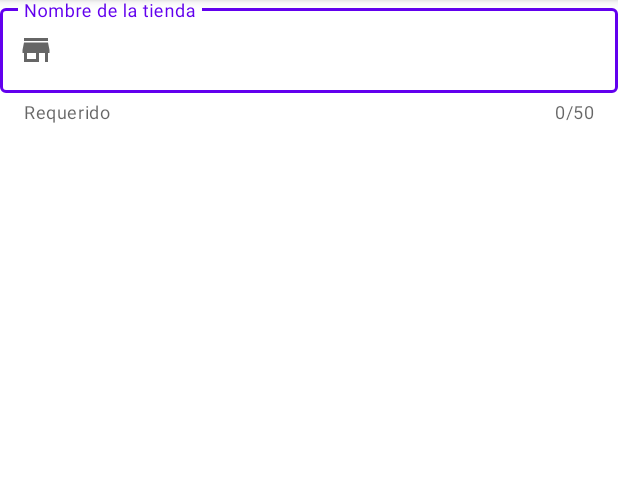
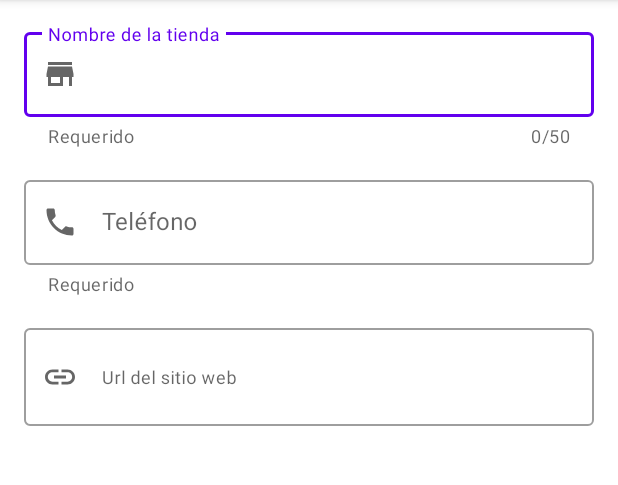
Before and after one commit to ArthurDioses/Stores, an Android app: the fragment EditStoreFragment shown on its own in the app's theme, on a phone screen of 412 x 824 dp, the part 84-569 px from its top. Run offline under Robolectric (Android 15) with nearby library versions, the phone set to English and light mode, and no system bars.

Commit message:
- TextField phone and website

```diff
--- /dev/null
+++ b/app/src/main/res/drawable/ic_link.xml
@@ -0,0 +1,10 @@
+<vector xmlns:android="http://schemas.android.com/apk/res/android"
+    android:width="24dp"
+    android:height="24dp"
+    android:viewportWidth="24"
+    android:viewportHeight="24"
+    android:tint="?attr/colorControlNormal">
+  <path
+      android:fillColor="@android:color/white"
+      android:pathData="M3.9,12c0,-1.71 1.39,-3.1 3.1,-3.1h4L11,7L7,7c-2.76,0 -5,2.24 -5,5s2.24,5 5,5h4v-1.9L7,15.1c-1.71,0 -3.1,-1.39 -3.1,-3.1zM8,13h8v-2L8,11v2zM17,7h-4v1.9h4c1.71,0 3.1,1.39 3.1,3.1s-1.39,3.1 -3.1,3.1h-4L13,17h4c2.76,0 5,-2.24 5,-5s-2.24,-5 -5,-5z"/>
+</vector>
--- /dev/null
+++ b/app/src/main/res/drawable/ic_local_phone.xml
@@ -0,0 +1,10 @@
+<vector xmlns:android="http://schemas.android.com/apk/res/android"
+    android:width="24dp"
+    android:height="24dp"
+    android:viewportWidth="24"
+    android:viewportHeight="24"
+    android:tint="?attr/colorControlNormal">
+  <path
+      android:fillColor="@android:color/white"
+      android:pathData="M6.62,10.79c1.44,2.83 3.76,5.14 6.59,6.59l2.2,-2.2c0.27,-0.27 0.67,-0.36 1.02,-0.24 1.12,0.37 2.33,0.57 3.57,0.57 0.55,0 1,0.45 1,1V20c0,0.55 -0.45,1 -1,1 -9.39,0 -17,-7.61 -17,-17 0,-0.55 0.45,-1 1,-1h3.5c0.55,0 1,0.45 1,1 0,1.25 0.2,2.45 0.57,3.57 0.11,0.35 0.03,0.74 -0.25,1.02l-2.2,2.2z"/>
+</vector>
--- a/app/src/main/res/layout/fragment_edit_store.xml
+++ b/app/src/main/res/layout/fragment_edit_store.xml
@@ -9,7 +9,8 @@
     <LinearLayout
         android:layout_width="match_parent"
         android:layout_height="wrap_content"
-        android:orientation="vertical">
+        android:orientation="vertical"
+        android:padding="@dimen/common_padding_default">
 
         <com.google.android.material.textfield.TextInputLayout
             android:id="@+id/tilName"
@@ -31,5 +32,44 @@
                 android:maxLength="@integer/counter_max_name" />
         </com.google.android.material.textfield.TextInputLayout>
 
+        <com.google.android.material.textfield.TextInputLayout
+            android:id="@+id/tilPhone"
+            style="@style/Widget.MaterialComponents.TextInputLayout.OutlinedBox"
+            android:layout_width="match_parent"
+            android:layout_height="wrap_content"
+            android:layout_marginTop="@dimen/common_padding_default"
+            android:hint="@string/hint_phone"
+            app:endIconMode="clear_text"
+            app:helperText="@string/helper_required"
+            app:startIconDrawable="@drawable/ic_local_phone">
+
+            <com.google.android.material.textfield.TextInputEditText
+                android:id="@+id/etPhone"
+                android:layout_width="match_parent"
+                android:layout_height="wrap_content"
+                android:inputType="phone"
+                android:maxLength="@integer/counter_max_phone" />
+        </com.google.android.material.textfield.TextInputLayout>
+
+        <com.google.android.material.textfield.TextInputLayout
+            android:id="@+id/tilWebsite"
+            style="@style/Widget.MaterialComponents.TextInputLayout.OutlinedBox"
+            android:layout_width="match_parent"
+            android:layout_height="wrap_content"
+            android:layout_marginTop="@dimen/common_padding_default"
+            android:hint="@string/hint_website"
+            app:endIconMode="clear_text"
+            app:startIconDrawable="@drawable/ic_link">
+
+            <com.google.android.material.textfield.TextInputEditText
+                android:id="@+id/etWebsite"
+                android:layout_width="match_parent"
+                android:layout_height="wrap_content"
+                android:inputType="textMultiLine"
+                android:maxLength="@integer/line_url_website"
+                android:minLines="@integer/line_url_website"
+                android:textAppearance="?attr/textAppearanceCaption"
+                android:textColor="@color/color_link" />
+        </com.google.android.material.textfield.TextInputLayout>
     </LinearLayout>
 </androidx.core.widget.NestedScrollView>
--- a/app/src/main/res/values/colors.xml
+++ b/app/src/main/res/values/colors.xml
@@ -8,4 +8,5 @@
     <color name="black">#FF000000</color>
     <color name="white">#FFFFFFFF</color>
     <color name="color_white_t">#CCFFFFFF</color>
+    <color name="color_link">#0D47A1</color>
 </resources>
--- a/app/src/main/res/values/integers.xml
+++ b/app/src/main/res/values/integers.xml
@@ -1,4 +1,6 @@
 <?xml version="1.0" encoding="utf-8"?>
 <resources>
     <integer name="counter_max_name">50</integer>
+    <integer name="counter_max_phone">13</integer>
+    <integer name="line_url_website">2</integer>
 </resources>
--- a/app/src/main/res/values/strings.xml
+++ b/app/src/main/res/values/strings.xml
@@ -4,4 +4,6 @@
     <string name="description_store_add">Crear tienda</string>
     <string name="hint_name">Nombre de la tienda</string>
     <string name="helper_required">Requerido</string>
+    <string name="hint_phone">Teléfono</string>
+    <string name="hint_website">Url del sitio web</string>
 </resources>
```
